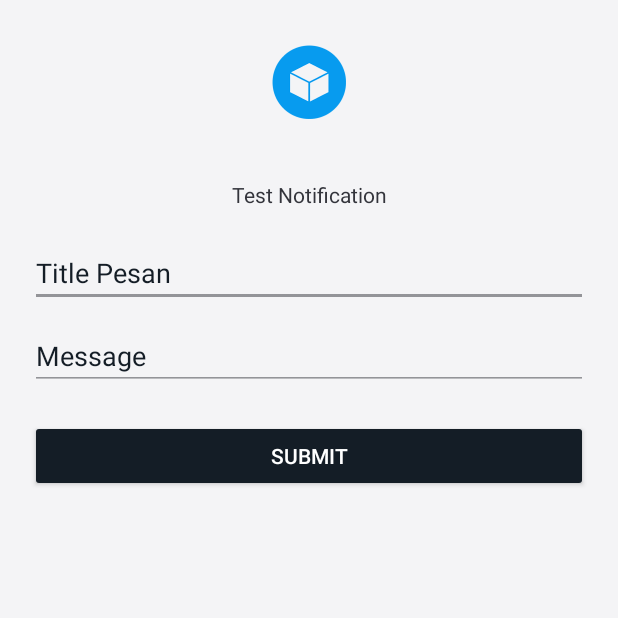
After one commit to fardhanardhi/AInventory, an Android app: the SendActivity screen opened directly, with no data from a screen before it, on a phone screen of 412 x 824 dp, the top half of it. The commit adds this screen. Run offline under Robolectric (Android 15) with nearby library versions, the phone set to English and light mode, and no system bars; our stand-ins replace Volley.

Commit message:
selesai bottom navigation dan dll

```diff
--- a/app/src/main/AndroidManifest.xml
+++ b/app/src/main/AndroidManifest.xml
@@ -12,7 +12,8 @@
         android:roundIcon="@mipmap/ic_launcher_round"
         android:supportsRtl="true"
         android:theme="@style/ActivityThemeLight">
-        <activity android:name=".FirstActivity"></activity>
+        <activity android:name=".SendActivity"></activity>
+        <activity android:name=".FirstActivity" />
         <activity
             android:name=".SettingsActivity"
             android:label="@string/title_activity_settings" />
--- /dev/null
+++ b/app/src/main/java/com/adanadhe/ainventory/SendActivity.java
@@ -0,0 +1,102 @@
+package com.adanadhe.ainventory;
+
+import androidx.appcompat.app.AppCompatActivity;
+
+import android.content.SharedPreferences;
+import android.os.Bundle;
+import android.util.Log;
+import android.view.View;
+import android.widget.Button;
+import android.widget.EditText;
+import android.widget.Toast;
+
+import com.android.volley.AuthFailureError;
+import com.android.volley.Response;
+import com.android.volley.VolleyError;
+import com.android.volley.toolbox.JsonObjectRequest;
+
+import org.json.JSONException;
+import org.json.JSONObject;
+
+import java.util.HashMap;
+import java.util.Map;
+
+public class SendActivity extends AppCompatActivity {
+
+    EditText edtTitle;
+    EditText edtMessage;
+    final private String FCM_API = "https://fcm.googleapis.com/fcm/send";
+    final private String serverKey = "key=" + "AAAA3PRkq-U:APA91bFlh3Mac-doL9VuEtRtJtZSFXDmQGSFiiUrWhMd7lJ_2iEpZ1N9OkKUOxnj9Jgs_gHgLvauU1dUlPc_ujC_6BF9kbmQElJA0-YGlUPefrJwXqSxI-kb4-_WmaHZ8wn9X_rob928";
+    final private String contentType = "application/json";
+    final String TAG = "NOTIFICATION TAG";
+
+    String NOTIFICATION_TITLE;
+    String NOTIFICATION_MESSAGE;
+    String TOPIC;
+
+    @Override
+    protected void onCreate(Bundle savedInstanceState) {
+        SharedPreferences preferences = getSharedPreferences("SETTINGS", MODE_PRIVATE);
+        boolean useDarkMode = preferences.getBoolean("DARK_MODE", false);
+
+        if (useDarkMode) {
+            setTheme(R.style.ActivityThemeDark);
+        }
+
+        super.onCreate(savedInstanceState);
+        setContentView(R.layout.activity_send);
+        edtTitle = findViewById(R.id.title_pesan);
+        edtMessage = findViewById(R.id.title_isi);
+        Button btnSend = findViewById(R.id.btn_submit);
+
+        btnSend.setOnClickListener(new View.OnClickListener() {
+            @Override
+            public void onClick(View v) {
+                TOPIC = "/topics/userABC"; //topic must match with what the receiver subscribed to
+                NOTIFICATION_TITLE = edtTitle.getText().toString();
+                NOTIFICATION_MESSAGE = edtMessage.getText().toString();
+
+                JSONObject notification = new JSONObject();
+                JSONObject notifcationBody = new JSONObject();
+                try {
+                    notifcationBody.put("title", NOTIFICATION_TITLE);
+                    notifcationBody.put("message", NOTIFICATION_MESSAGE);
+
+                    notification.put("to", TOPIC);
+                    notification.put("data", notifcationBody);
+                } catch (JSONException e) {
+                    Log.e(TAG, "onCreate: " + e.getMessage() );
+                }
+                sendNotification(notification);
+            }
+        });
+    }
+
+    private void sendNotification(JSONObject notification) {
+        JsonObjectRequest jsonObjectRequest = new JsonObjectRequest(FCM_API, notification,
+                new Response.Listener<JSONObject>() {
+                    @Override
+                    public void onResponse(JSONObject response) {
+                        Log.i(TAG, "onResponse: " + response.toString());
+                        edtTitle.setText("");
+                        edtMessage.setText("");
+                    }
+                },
+                new Response.ErrorListener() {
+                    @Override
+                    public void onErrorResponse(VolleyError error) {
+                        Toast.makeText(SendActivity.this, "Request error", Toast.LENGTH_LONG).show();
+                        Log.i(TAG, "onErrorResponse: Didn't work");
+                    }
+                }){
+            @Override
+            public Map<String, String> getHeaders() throws AuthFailureError {
+                Map<String, String> params = new HashMap<>();
+                params.put("Authorization", serverKey);
+                params.put("Content-Type", contentType);
+                return params;
+            }
+        };
+        MySingleton.getInstance(getApplicationContext()).addToRequestQueue(jsonObjectRequest);
+    }
+}
--- /dev/null
+++ b/app/src/main/res/layout/activity_send.xml
@@ -0,0 +1,72 @@
+<?xml version="1.0" encoding="utf-8"?>
+<androidx.constraintlayout.widget.ConstraintLayout xmlns:android="http://schemas.android.com/apk/res/android"
+    xmlns:app="http://schemas.android.com/apk/res-auto"
+    xmlns:tools="http://schemas.android.com/tools"
+    android:layout_width="match_parent"
+    android:layout_height="match_parent"
+    tools:context=".SendActivity">
+
+    <ImageView
+        android:id="@+id/logo"
+        android:layout_width="wrap_content"
+        android:layout_height="50dp"
+        app:layout_constraintStart_toStartOf="parent"
+        app:layout_constraintEnd_toEndOf="parent"
+        app:layout_constraintTop_toTopOf="parent"
+        android:src="@drawable/logo"
+        android:layout_marginTop="30dp"/>
+
+    <TextView
+        android:id="@+id/judul"
+        android:layout_width="wrap_content"
+        android:layout_height="wrap_content"
+        android:text="Test Notification"
+        android:layout_marginTop="40dp"
+        android:textColor="?attr/primaryTextColor"
+        app:layout_constraintStart_toStartOf="parent"
+        app:layout_constraintEnd_toEndOf="parent"
+        app:layout_constraintTop_toBottomOf="@id/logo"/>
+
+    <EditText
+        android:id="@+id/title_pesan"
+        android:layout_width="match_parent"
+        android:layout_height="wrap_content"
+        android:hint="Title Pesan"
+        android:inputType="text"
+        android:textColor="?attr/primaryTextColor"
+        android:backgroundTint="?attr/accentColor"
+        android:textColorHint="?attr/secondaryColor"
+        android:layout_marginTop="20dp"
+        app:layout_constraintStart_toStartOf="parent"
+        app:layout_constraintEnd_toEndOf="parent"
+        app:layout_constraintTop_toBottomOf="@id/judul"
+        android:layout_marginHorizontal="20dp"/>
+
+    <EditText
+        android:id="@+id/title_isi"
+        android:layout_width="match_parent"
+        android:layout_height="wrap_content"
+        android:hint="Message"
+        android:inputType="text"
+        android:textColor="?attr/primaryTextColor"
+        android:backgroundTint="?attr/accentColor"
+        android:textColorHint="?attr/secondaryColor"
+        android:layout_marginTop="10dp"
+        app:layout_constraintStart_toStartOf="parent"
+        app:layout_constraintEnd_toEndOf="parent"
+        app:layout_constraintTop_toBottomOf="@id/title_pesan"
+        android:layout_marginHorizontal="20dp"/>
+
+    <Button
+        android:id="@+id/btn_submit"
+        android:layout_width="match_parent"
+        android:layout_height="wrap_content"
+        android:text="Submit"
+        android:layout_marginTop="20dp"
+        android:backgroundTint="?attr/secondaryColor"
+        app:layout_constraintStart_toStartOf="parent"
+        app:layout_constraintEnd_toEndOf="parent"
+        app:layout_constraintTop_toBottomOf="@id/title_isi"
+        android:layout_marginHorizontal="20dp"/>
+
+</androidx.constraintlayout.widget.ConstraintLayout>
```
Also changed, not shown: app/src/main/java/com/adanadhe/ainventory/HomeFragment.java (+9 -0 lines).
